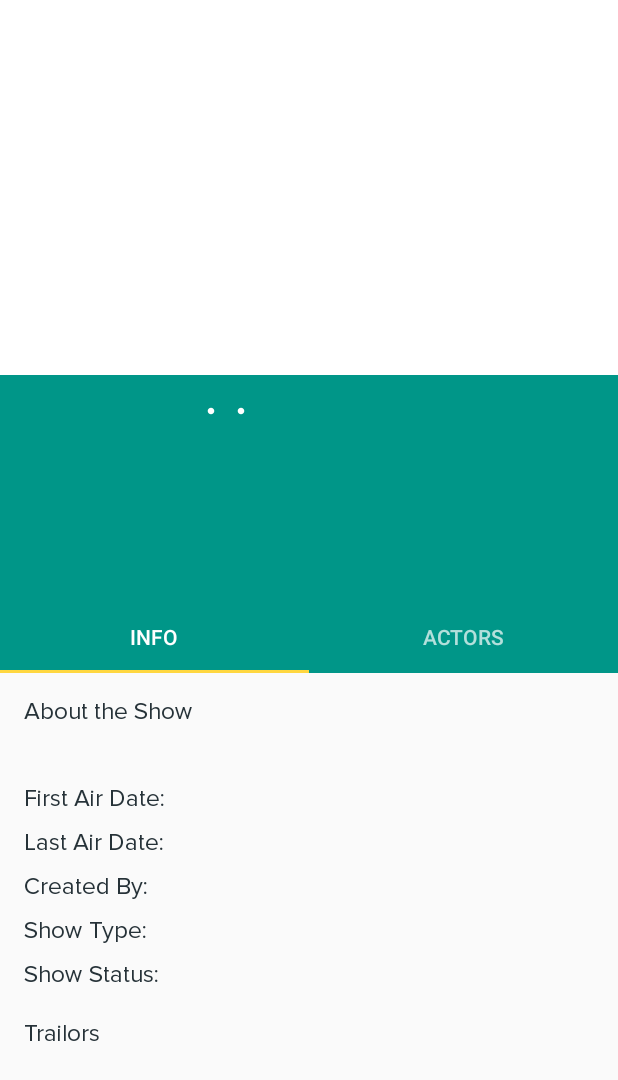
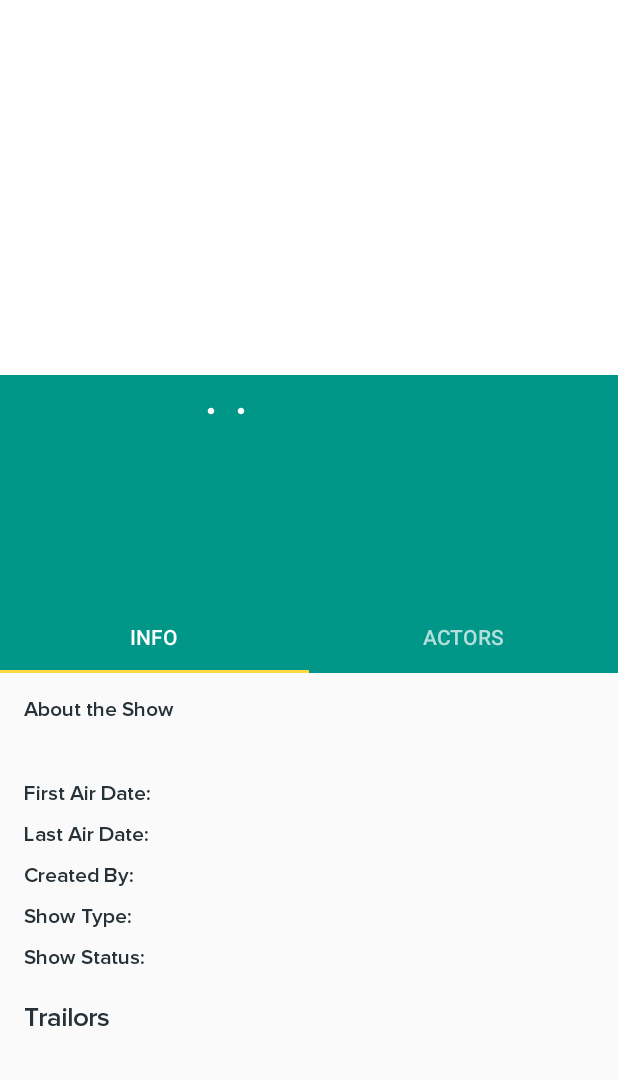
Before and after one commit to KeshavAggarwal/Movies-TVShows-Android-App, an Android app: the AboutTVShowActivity screen opened directly, with no data from a screen before it, on a phone screen of 412 x 824 dp. Shown: the top 1080 px of the screen. Run offline under Robolectric (Android 15) with nearby library versions, the phone set to English and light mode, and no system bars; our stand-ins replace Picasso; libraries missing offline, so code that uses them is left out: androidx.palette.graphics; pictures from the network do not load.

Commit message:
ui changes

```diff
--- a/app/src/main/res/layout/acitivity_main_second_tvshows.xml
+++ b/app/src/main/res/layout/acitivity_main_second_tvshows.xml
@@ -13,7 +13,7 @@
         android:layout_marginBottom="16dp"
         android:fontFamily="@font/proximanova_semibold_webfont"
         android:textColor="@color/text1"
-        android:textSize="18sp" />
+        android:textSize="20sp" />
 
     <TextView
         android:id="@+id/seeAllTextView"
--- a/app/src/main/res/layout/activity_about_movie.xml
+++ b/app/src/main/res/layout/activity_about_movie.xml
@@ -85,10 +85,9 @@
                     android:layout_alignStart="@+id/releaseDateTextView"
                     android:layout_alignLeft="@+id/releaseDateTextView"
                     android:layout_marginTop="1dp"
-                    android:fontFamily="@font/proximanova_regular_webfont"
+                    android:fontFamily="@font/proximanova_semibold_webfont"
                     android:textColor="@android:color/white"
-                    android:textSize="22dp"
-                    android:textStyle="bold" />
+                    android:textSize="22dp"/>
 
                 <TextView
                     android:id="@+id/genreTextView"
--- a/app/src/main/res/layout/activity_about_tvshow.xml
+++ b/app/src/main/res/layout/activity_about_tvshow.xml
@@ -85,10 +85,9 @@
                     android:layout_alignStart="@+id/releaseDateTextView"
                     android:layout_alignLeft="@+id/releaseDateTextView"
                     android:layout_marginTop="1dp"
-                    android:fontFamily="@font/proximanova_regular_webfont"
+                    android:fontFamily="@font/proximanova_semibold_webfont"
                     android:textColor="@android:color/white"
-                    android:textSize="22dp"
-                    android:textStyle="bold" />
+                    android:textSize="22dp"/>
 
                 <TextView
                     android:id="@+id/tvShowgenreTextView"
--- a/app/src/main/res/layout/activity_main.xml
+++ b/app/src/main/res/layout/activity_main.xml
@@ -100,7 +100,7 @@
                 android:layout_marginBottom="98dp"
                 android:background="@drawable/text_view_border"
                 android:elevation="6dp"
-                android:fontFamily="@font/proximanova_regular_webfont"
+                android:fontFamily="@font/proximanova_semibold_webfont"
                 android:text="Movies"
                 android:textColor="@color/text1"
                 android:textSize="15dp"
@@ -114,7 +114,7 @@
                 android:layout_gravity="bottom|end"
                 android:layout_marginRight="85dp"
                 android:layout_marginBottom="168dp"
-                android:fontFamily="@font/proximanova_regular_webfont"
+                android:fontFamily="@font/proximanova_semibold_webfont"
                 android:background="@drawable/text_view_border"
                 android:elevation="6dp"
                 android:text="TVShows"
--- a/app/src/main/res/layout/activity_main_second.xml
+++ b/app/src/main/res/layout/activity_main_second.xml
@@ -13,7 +13,7 @@
         android:layout_marginBottom="16dp"
         android:fontFamily="@font/proximanova_semibold_webfont"
         android:textColor="@color/text1"
-        android:textSize="18sp" />
+        android:textSize="20sp" />
 
     <TextView
         android:id="@+id/seeAllTextView"
--- a/app/src/main/res/layout/fragment_info_tvshow.xml
+++ b/app/src/main/res/layout/fragment_info_tvshow.xml
@@ -14,10 +14,9 @@
             android:layout_height="wrap_content"
             android:layout_marginStart="@dimen/activity_horizontal_margin"
             android:layout_marginTop="@dimen/activity_vertical_margin"
-            android:fontFamily="@font/proximanova_regular_webfont"
+            android:fontFamily="@font/proximanova_semibold_webfont"
             android:text="About the Show"
-            android:textColor="@color/text1"
-            android:textSize="16sp" />
+            android:textColor="@color/text1" />
 
         <TextView
             android:id="@+id/aboutTvShowTextView"
@@ -38,10 +37,9 @@
             android:layout_below="@id/aboutTvShowTextView"
             android:layout_marginLeft="@dimen/activity_horizontal_margin"
             android:layout_marginTop="15dp"
-            android:fontFamily="@font/proximanova_regular_webfont"
+            android:fontFamily="@font/proximanova_semibold_webfont"
             android:text="First Air Date:"
-            android:textColor="@color/text1"
-            android:textSize="16sp" />
+            android:textColor="@color/text1" />
 
         <TextView
             android:id="@+id/firstAirDateTextView"
@@ -50,6 +48,7 @@
             android:layout_alignBaseline="@+id/firstAirDateLabel"
             android:layout_marginLeft="5dp"
             android:layout_toRightOf="@+id/firstAirDateLabel"
+            android:textSize="16sp"
             android:fontFamily="@font/proximanova_regular_webfont" />
 
         <TextView
@@ -59,10 +58,9 @@
             android:layout_below="@+id/firstAirDateLabel"
             android:layout_marginLeft="@dimen/activity_horizontal_margin"
             android:layout_marginTop="10dp"
-            android:fontFamily="@font/proximanova_regular_webfont"
+            android:fontFamily="@font/proximanova_semibold_webfont"
             android:text="Last Air Date:"
-            android:textColor="@color/text1"
-            android:textSize="16sp" />
+            android:textColor="@color/text1"/>
 
         <TextView
             android:id="@+id/lastAirDateTextView"
@@ -70,6 +68,7 @@
             android:layout_height="wrap_content"
             android:layout_alignBaseline="@+id/lastAirDateLabel"
             android:layout_marginLeft="5dp"
+            android:textSize="16sp"
             android:layout_toRightOf="@+id/lastAirDateLabel"
             android:fontFamily="@font/proximanova_regular_webfont" />
 
@@ -80,10 +79,9 @@
             android:layout_below="@+id/lastAirDateLabel"
             android:layout_marginLeft="@dimen/activity_horizontal_margin"
             android:layout_marginTop="10dp"
-            android:fontFamily="@font/proximanova_regular_webfont"
+            android:fontFamily="@font/proximanova_semibold_webfont"
             android:text="Created By:"
-            android:textColor="@color/text1"
-            android:textSize="16sp" />
+            android:textColor="@color/text1" />
 
         <TextView
             android:id="@+id/createdByTextView"
@@ -93,6 +91,7 @@
             android:layout_marginLeft="5dp"
             android:layout_marginBottom="5dp"
             android:layout_toRightOf="@+id/createdByLabel"
+            android:textSize="16sp"
             android:fontFamily="@font/proximanova_regular_webfont" />
 
         <TextView
@@ -102,10 +101,9 @@
             android:layout_below="@+id/createdByLabel"
             android:layout_marginLeft="@dimen/activity_horizontal_margin"
             android:layout_marginTop="10dp"
-            android:fontFamily="@font/proximanova_regular_webfont"
+            android:fontFamily="@font/proximanova_semibold_webfont"
             android:text="Show Type:"
-            android:textColor="@color/text1"
-            android:textSize="16sp" />
+            android:textColor="@color/text1" />
 
         <TextView
             android:id="@+id/showTypeTextView"
@@ -115,6 +113,7 @@
             android:layout_marginLeft="5dp"
             android:layout_marginTop="10dp"
             android:layout_toRightOf="@+id/showTypeLabel"
+            android:textSize="16sp"
             android:fontFamily="@font/proximanova_regular_webfont" />
 
         <TextView
@@ -124,10 +123,9 @@
             android:layout_below="@+id/showTypeLabel"
             android:layout_marginLeft="@dimen/activity_horizontal_margin"
             android:layout_marginTop="10dp"
-            android:fontFamily="@font/proximanova_regular_webfont"
+            android:fontFamily="@font/proximanova_semibold_webfont"
             android:text="Show Status:"
-            android:textColor="@color/text1"
-            android:textSize="16sp" />
+            android:textColor="@color/text1" />
 
         <TextView
             android:id="@+id/showStatusTextView"
@@ -136,6 +134,7 @@
             android:layout_alignBaseline="@+id/showStatusLabel"
             android:layout_marginLeft="5dp"
             android:layout_toRightOf="@+id/showStatusLabel"
+            android:textSize="16sp"
             android:fontFamily="@font/proximanova_regular_webfont" />
 
         <TextView
@@ -145,10 +144,10 @@
             android:layout_below="@+id/showStatusLabel"
             android:layout_marginLeft="@dimen/activity_horizontal_margin"
             android:layout_marginTop="20dp"
-            android:fontFamily="@font/proximanova_regular_webfont"
+            android:fontFamily="@font/proximanova_semibold_webfont"
             android:text="Trailors"
             android:textColor="@color/text1"
-            android:textSize="16sp" />
+            android:textSize="18sp" />
 
         <androidx.recyclerview.widget.RecyclerView
             android:id="@+id/trailorsTvShowRecyclerView"
--- a/app/src/main/res/layout/horizontal_cardview_movies.xml
+++ b/app/src/main/res/layout/horizontal_cardview_movies.xml
@@ -29,7 +29,7 @@
             android:layout_marginTop="5dp"
             android:layout_marginRight="4dp"
             android:ellipsize="end"
-            android:fontFamily="@font/proximanova_regular_webfont"
+            android:fontFamily="@font/proximanova_semibold_webfont"
             android:gravity="left"
             android:maxLines="2"
             android:textColor="@color/text1" />
@@ -40,6 +40,7 @@
             android:layout_height="wrap_content"
             android:layout_below="@id/nameTV"
             android:layout_marginLeft="4dp"
+            android:layout_marginTop="2dp"
             android:fontFamily="@font/proximanova_regular_webfont"
             android:textColor="@color/subtext1"
             android:textSize="12sp" />
--- a/app/src/main/res/layout/horizontal_cardview_tvshows.xml
+++ b/app/src/main/res/layout/horizontal_cardview_tvshows.xml
@@ -31,7 +31,7 @@
             android:layout_marginTop="5dp"
             android:layout_marginRight="4dp"
             android:ellipsize="end"
-            android:fontFamily="@font/proximanova_regular_webfont"
+            android:fontFamily="@font/proximanova_semibold_webfont"
             android:gravity="left"
             android:maxLines="2"
             android:textColor="@color/text1" />
@@ -42,6 +42,7 @@
             android:layout_height="wrap_content"
             android:layout_below="@id/tvShowNameTextView"
             android:layout_marginLeft="4dp"
+            android:layout_marginTop="2dp"
             android:fontFamily="@font/proximanova_regular_webfont"
             android:textColor="@color/subtext1"
             android:textSize="12sp" />
--- a/app/src/main/res/layout/movie_cast_list_item_view.xml
+++ b/app/src/main/res/layout/movie_cast_list_item_view.xml
@@ -20,7 +20,8 @@
         android:layout_marginLeft="5dp"
         android:layout_toRightOf="@id/movieCastIV"
         android:fontFamily="@font/proximanova_regular_webfont"
-        android:textColor="@color/text1" />
+        android:textColor="@color/text1"
+        android:textSize="16sp" />
 
     <TextView
         android:id="@+id/castCharacterTV"
--- a/app/src/main/res/layout/review_list_item_view.xml
+++ b/app/src/main/res/layout/review_list_item_view.xml
@@ -57,7 +57,7 @@
             android:layout_below="@+id/reviewSubheadingTV"
             android:layout_alignParentStart="true"
             android:layout_marginStart="16dp"
-            android:layout_marginTop="13dp"
+            android:layout_marginTop="18dp"
             android:layout_marginEnd="10dp"
             android:ellipsize="end"
             android:fontFamily="@font/proximanova_regular_webfont"
--- a/app/src/main/res/layout/search_movie_list_item.xml
+++ b/app/src/main/res/layout/search_movie_list_item.xml
@@ -28,7 +28,7 @@
             android:layout_marginTop="5dp"
             android:layout_marginRight="4dp"
             android:ellipsize="end"
-            android:fontFamily="@font/proximanova_regular_webfont"
+            android:fontFamily="@font/proximanova_semibold_webfont"
             android:gravity="left"
             android:maxLines="2"
             android:textColor="@color/text1" />
@@ -39,8 +39,9 @@
             android:layout_height="wrap_content"
             android:layout_below="@id/nameTV"
             android:layout_marginLeft="4dp"
+            android:layout_marginTop="2dp"
+            android:fontFamily="@font/proximanova_regular_webfont"
             android:textColor="@color/subtext1"
-            android:fontFamily="@font/proximanova_regular_webfont"
             android:textSize="12sp" />
 
         <TextView
--- a/app/src/main/res/layout/search_tvshow_list_item.xml
+++ b/app/src/main/res/layout/search_tvshow_list_item.xml
@@ -28,7 +28,7 @@
             android:layout_marginTop="5dp"
             android:layout_marginRight="4dp"
             android:ellipsize="end"
-            android:fontFamily="@font/proximanova_regular_webfont"
+            android:fontFamily="@font/proximanova_semibold_webfont"
             android:gravity="left"
             android:maxLines="2"
             android:textColor="@color/text1" />
@@ -39,6 +39,7 @@
             android:layout_height="wrap_content"
             android:layout_below="@id/nameTextView"
             android:layout_marginLeft="4dp"
+            android:layout_marginTop="2dp"
             android:fontFamily="@font/proximanova_regular_webfont"
             android:textColor="@color/subtext1"
             android:textSize="12sp" />
--- a/app/src/main/res/layout/see_all_recyclerview_item.xml
+++ b/app/src/main/res/layout/see_all_recyclerview_item.xml
@@ -28,7 +28,7 @@
             android:layout_marginTop="5dp"
             android:layout_marginRight="4dp"
             android:ellipsize="end"
-            android:fontFamily="@font/proximanova_regular_webfont"
+            android:fontFamily="@font/proximanova_semibold_webfont"
             android:gravity="left"
             android:maxLines="2"
             android:textColor="@color/text1" />
@@ -39,7 +39,7 @@
             android:layout_height="wrap_content"
             android:layout_below="@id/nameTV"
             android:layout_marginLeft="4dp"
-            android:layout_marginTop="1dp"
+            android:layout_marginTop="2dp"
             android:fontFamily="@font/proximanova_regular_webfont"
             android:textColor="@color/subtext1"
             android:textSize="12sp" />
--- a/app/src/main/res/layout/similar_movies_item_view.xml
+++ b/app/src/main/res/layout/similar_movies_item_view.xml
@@ -30,7 +30,7 @@
             android:layout_marginTop="5dp"
             android:layout_marginRight="4dp"
             android:ellipsize="end"
-            android:fontFamily="@font/proximanova_regular_webfont"
+            android:fontFamily="@font/proximanova_semibold_webfont"
             android:gravity="left"
             android:maxLines="2"
             android:textColor="@color/text1" />
@@ -41,6 +41,7 @@
             android:layout_height="wrap_content"
             android:layout_below="@id/similarMoviesNameTextView"
             android:layout_marginLeft="4dp"
+            android:layout_marginTop="2dp"
             android:fontFamily="@font/proximanova_regular_webfont"
             android:textColor="@color/subtext1"
             android:textSize="12sp" />
--- a/app/src/main/res/layout/tvshow_cast_list_item_view.xml
+++ b/app/src/main/res/layout/tvshow_cast_list_item_view.xml
@@ -20,7 +20,8 @@
         android:layout_marginStart="5dp"
         android:layout_toEndOf="@id/castIV"
         android:fontFamily="@font/proximanova_regular_webfont"
-        android:textColor="@color/text1" />
+        android:textColor="@color/text1"
+        android:textSize="16sp" />
 
     <TextView
         android:id="@+id/castCharacterTV"
```
Also changed, not shown: app/src/main/res/layout/fragment_info_movie.xml (+17 -18 lines), app/src/main/res/layout/trailer_thumbnail_image_view.xml (+6 -6 lines), app/src/main/res/layout/fragment_movies.xml (line endings or trailing spaces).
